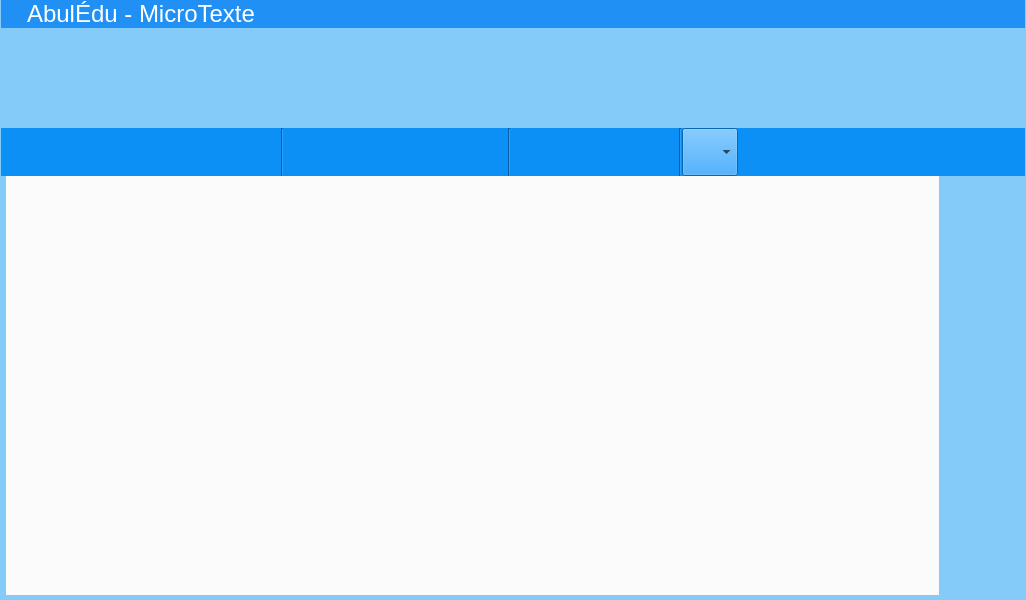
Above: src/mainwindow.ui from Txikilinux/abuledu-microtexte before the change. Below: the same form after it.
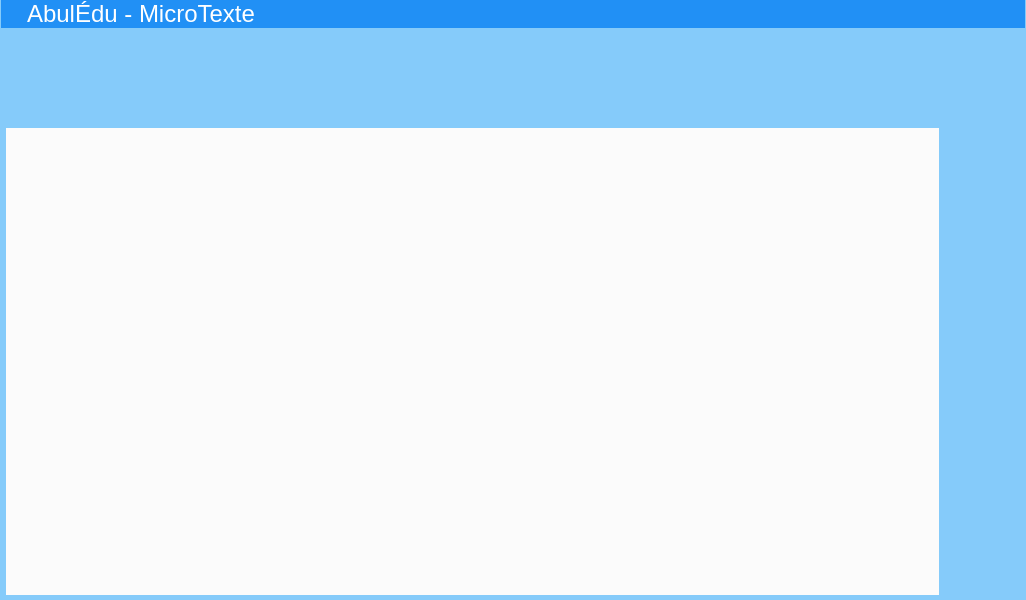
That is the form after the change. Icons and pictures are not drawn. Custom widgets are drawn as their Qt base class.

Commit message: Nettoyage de code datant du temps où mini-texte et micro-texte étaient le meme projet

What changed in the file:
```diff
--- a/src/mainwindow.ui
+++ b/src/mainwindow.ui
@@ -47,7 +47,7 @@
     <property name="spacing">
      <number>0</number>
     </property>
-    <item row="4" column="0">
+    <item row="3" column="0">
      <widget class="QStackedWidget" name="stackedWidget">
       <property name="currentIndex">
        <number>0</number>
@@ -75,567 +75,7 @@
         <property name="spacing">
          <number>0</number>
         </property>
-        <item row="0" column="0" colspan="3">
-         <widget class="QFrame" name="frmFormat">
-          <property name="minimumSize">
-           <size>
-            <width>0</width>
-            <height>48</height>
-           </size>
-          </property>
-          <property name="maximumSize">
-           <size>
-            <width>16777215</width>
-            <height>48</height>
-           </size>
-          </property>
-          <property name="styleSheet">
-           <string notr="true">background-color:#0D90F6</string>
-          </property>
-          <property name="frameShape">
-           <enum>QFrame::NoFrame</enum>
-          </property>
-          <property name="frameShadow">
-           <enum>QFrame::Raised</enum>
-          </property>
-          <layout class="QHBoxLayout" name="horizontalLayout_3">
-           <property name="spacing">
-            <number>0</number>
-           </property>
-           <property name="leftMargin">
-            <number>0</number>
-           </property>
-           <property name="topMargin">
-            <number>0</number>
-           </property>
-           <property name="rightMargin">
-            <number>0</number>
-           </property>
-           <property name="bottomMargin">
-            <number>0</number>
-           </property>
-           <item>
-            <widget class="QToolButton" name="btn_bold">
-             <property name="focusPolicy">
-              <enum>Qt::NoFocus</enum>
-             </property>
-             <property name="text">
-              <string notr="true"/>
-             </property>
-             <property name="icon">
-              <iconset resource="resources.qrc">
-               <normaloff>:/abuledutextev1/format/bold</normaloff>:/abuledutextev1/format/bold</iconset>
-             </property>
-             <property name="iconSize">
-              <size>
-               <width>48</width>
-               <height>48</height>
-              </size>
-             </property>
-             <property name="checkable">
-              <bool>true</bool>
-             </property>
-             <property name="autoRaise">
-              <bool>true</bool>
-             </property>
-            </widget>
-           </item>
-           <item>
-            <widget class="QToolButton" name="btn_italic">
-             <property name="focusPolicy">
-              <enum>Qt::NoFocus</enum>
-             </property>
-             <property name="text">
-              <string notr="true"/>
-             </property>
-             <property name="icon">
-              <iconset resource="resources.qrc">
-               <normaloff>:/abuledutextev1/format/italic</normaloff>:/abuledutextev1/format/italic</iconset>
-             </property>
-             <property name="iconSize">
-              <size>
-               <width>48</width>
-               <height>48</height>
-              </size>
-             </property>
-             <property name="checkable">
-              <bool>true</bool>
-             </property>
-             <property name="autoRaise">
-              <bool>true</bool>
-             </property>
-            </widget>
-           </item>
-           <item>
-            <widget class="QToolButton" name="btn_underlined">
-             <property name="focusPolicy">
-              <enum>Qt::NoFocus</enum>
-             </property>
-             <property name="text">
-              <string notr="true"/>
-             </property>
-             <property name="icon">
-              <iconset resource="resources.qrc">
-               <normaloff>:/abuledutextev1/format/underlined</normaloff>:/abuledutextev1/format/underlined</iconset>
-             </property>
-             <property name="iconSize">
-              <size>
-               <width>48</width>
-               <height>48</height>
-              </size>
-             </property>
-             <property name="checkable">
-              <bool>true</bool>
-             </property>
-             <property name="autoRaise">
-              <bool>true</bool>
-             </property>
-            </widget>
-           </item>
-           <item>
-            <widget class="QToolButton" name="btn_decrease">
-             <property name="focusPolicy">
-              <enum>Qt::NoFocus</enum>
-             </property>
-             <property name="text">
-              <string notr="true"/>
-             </property>
-             <property name="icon">
-              <iconset resource="resources.qrc">
-               <normaloff>:/abuledutextev1/format/decrease</normaloff>:/abuledutextev1/format/decrease</iconset>
-             </property>
-             <property name="iconSize">
-              <size>
-               <width>48</width>
-               <height>48</height>
-              </size>
-             </property>
-             <property name="checkable">
-              <bool>false</bool>
-             </property>
-             <property name="autoRaise">
-              <bool>true</bool>
-             </property>
-            </widget>
-           </item>
-           <item>
-            <widget class="QToolButton" name="btn_increase">
-             <property name="focusPolicy">
-              <enum>Qt::NoFocus</enum>
-             </property>
-             <property name="text">
-              <string notr="true"/>
-             </property>
-             <property name="icon">
-              <iconset resource="resources.qrc">
-               <normaloff>:/abuledutextev1/format/increase</normaloff>:/abuledutextev1/format/increase</iconset>
-             </property>
-             <property name="iconSize">
-              <size>
-               <width>48</width>
-               <height>48</height>
-              </size>
-             </property>
-             <property name="checkable">
-              <bool>false</bool>
-             </property>
-             <property name="autoRaise">
-              <bool>true</bool>
-             </property>
-            </widget>
-           </item>
-           <item>
-            <widget class="Line" name="line">
-             <property name="minimumSize">
-              <size>
-               <width>0</width>
-               <height>0</height>
-              </size>
-             </property>
-             <property name="styleSheet">
-              <string notr="true">color: rgb(255, 255, 255);</string>
-             </property>
-             <property name="orientation">
-              <enum>Qt::Vertical</enum>
-             </property>
-            </widget>
-           </item>
-           <item>
-            <widget class="QFrame" name="frameAlignement">
-             <property name="frameShape">
-              <enum>QFrame::NoFrame</enum>
-             </property>
-             <property name="frameShadow">
-              <enum>QFrame::Plain</enum>
-             </property>
-             <layout class="QHBoxLayout" name="horizontalLayout_2">
-              <property name="spacing">
-               <number>0</number>
-              </property>
-              <property name="leftMargin">
-               <number>0</number>
-              </property>
-              <property name="topMargin">
-               <number>0</number>
-              </property>
-              <property name="rightMargin">
-               <number>0</number>
-              </property>
-              <property name="bottomMargin">
-               <number>0</number>
-              </property>
-              <item>
-               <widget class="QToolButton" name="btn_leftText">
-                <property name="focusPolicy">
-                 <enum>Qt::NoFocus</enum>
-                </property>
-                <property name="text">
-                 <string notr="true"/>
-                </property>
-                <property name="icon">
-                 <iconset resource="resources.qrc">
-                  <normaloff>:/abuledutextev1/format/left</normaloff>:/abuledutextev1/format/left</iconset>
-                </property>
-                <property name="iconSize">
-                 <size>
-                  <width>48</width>
-                  <height>48</height>
-                 </size>
-                </property>
-                <property name="checkable">
-                 <bool>true</bool>
-                </property>
-                <property name="autoExclusive">
-                 <bool>true</bool>
-                </property>
-                <property name="autoRaise">
-                 <bool>true</bool>
-                </property>
-               </widget>
-              </item>
-              <item>
-               <widget class="QToolButton" name="btn_centerText">
-                <property name="focusPolicy">
-                 <enum>Qt::NoFocus</enum>
-                </property>
-                <property name="text">
-                 <string notr="true"/>
-                </property>
-                <property name="icon">
-                 <iconset resource="resources.qrc">
-                  <normaloff>:/abuledutextev1/format/center</normaloff>:/abuledutextev1/format/center</iconset>
-                </property>
-                <property name="iconSize">
-                 <size>
-                  <width>48</width>
-                  <height>48</height>
-                 </size>
-                </property>
-                <property name="checkable">
-                 <bool>true</bool>
-                </property>
-                <property name="autoExclusive">
-                 <bool>true</bool>
-                </property>
-                <property name="autoRaise">
-                 <bool>true</bool>
-                </property>
-               </widget>
-              </item>
-              <item>
-               <widget class="QToolButton" name="btn_rightText">
-                <property name="focusPolicy">
-                 <enum>Qt::NoFocus</enum>
-                </property>
-                <property name="text">
-                 <string notr="true"/>
-                </property>
-                <property name="icon">
-                 <iconset resource="resources.qrc">
-                  <normaloff>:/abuledutextev1/format/right</normaloff>:/abuledutextev1/format/right</iconset>
-                </property>
-                <property name="iconSize">
-                 <size>
-                  <width>48</width>
-                  <height>48</height>
-                 </size>
-                </property>
-                <property name="checkable">
-                 <bool>true</bool>
-                </property>
-                <property name="autoExclusive">
-                 <bool>true</bool>
-                </property>
-                <property name="autoRaise">
-                 <bool>true</bool>
-                </property>
-               </widget>
-              </item>
-              <item>
-               <widget class="QToolButton" name="btn_justifyText">
-                <property name="focusPolicy">
-                 <enum>Qt::NoFocus</enum>
-                </property>
-                <property name="text">
-                 <string notr="true"/>
-                </property>
-                <property name="icon">
-                 <iconset resource="resources.qrc">
-                  <normaloff>:/abuledutextev1/format/justify</normaloff>:/abuledutextev1/format/justify</iconset>
-                </property>
-                <property name="iconSize">
-                 <size>
-                  <width>48</width>
-                  <height>48</height>
-                 </size>
-                </property>
-                <property name="checkable">
-                 <bool>true</bool>
-                </property>
-                <property name="autoExclusive">
-                 <bool>true</bool>
-                </property>
-                <property name="autoRaise">
-                 <bool>true</bool>
-                </property>
-               </widget>
-              </item>
-             </layout>
-            </widget>
-           </item>
-           <item>
-            <widget class="Line" name="line_2">
-             <property name="minimumSize">
-              <size>
-               <width>0</width>
-               <height>0</height>
-              </size>
-             </property>
-             <property name="styleSheet">
-              <string notr="true">color: rgb(255, 255, 255);</string>
-             </property>
-             <property name="orientation">
-              <enum>Qt::Vertical</enum>
-             </property>
-            </widget>
-           </item>
-           <item>
-            <widget class="QFrame" name="frameFont">
-             <property name="frameShape">
-              <enum>QFrame::NoFrame</enum>
-             </property>
-             <property name="frameShadow">
-              <enum>QFrame::Plain</enum>
-             </property>
-             <layout class="QHBoxLayout" name="horizontalLayout">
-              <property name="spacing">
-               <number>0</number>
-              </property>
-              <property name="leftMargin">
-               <number>0</number>
-              </property>
-              <property name="topMargin">
-               <number>0</number>
-              </property>
-              <property name="rightMargin">
-               <number>0</number>
-              </property>
-              <property name="bottomMargin">
-               <number>0</number>
-              </property>
-              <item>
-               <widget class="QToolButton" name="btn_andika">
-                <property name="focusPolicy">
-                 <enum>Qt::NoFocus</enum>
-                </property>
-                <property name="text">
-                 <string notr="true"/>
-                </property>
-                <property name="icon">
-                 <iconset resource="resources.qrc">
-                  <normaloff>:/abuledutextev1/format/fontAndika</normaloff>:/abuledutextev1/format/fontAndika</iconset>
-                </property>
-                <property name="iconSize">
-                 <size>
-                  <width>48</width>
-                  <height>48</height>
-                 </size>
-                </property>
-                <property name="checkable">
-                 <bool>true</bool>
-                </property>
-                <property name="autoExclusive">
-                 <bool>true</bool>
-                </property>
-                <property name="autoRaise">
-                 <bool>true</bool>
-                </property>
-               </widget>
-              </item>
-              <item>
-               <widget class="QToolButton" name="btn_seyes">
-                <property name="focusPolicy">
-                 <enum>Qt::NoFocus</enum>
-                </property>
-                <property name="text">
-                 <string notr="true"/>
-                </property>
-                <property name="icon">
-                 <iconset resource="resources.qrc">
-                  <normaloff>:/abuledutextev1/format/fontSeyes</normaloff>:/abuledutextev1/format/fontSeyes</iconset>
-                </property>
-                <property name="iconSize">
-                 <size>
-                  <width>48</width>
-                  <height>48</height>
-                 </size>
-                </property>
-                <property name="checkable">
-                 <bool>true</bool>
-                </property>
-                <property name="autoExclusive">
-                 <bool>true</bool>
-                </property>
-                <property name="autoRaise">
-                 <bool>true</bool>
-                </property>
-               </widget>
-              </item>
-              <item>
-               <widget class="QToolButton" name="btn_plume">
-                <property name="focusPolicy">
-                 <enum>Qt::NoFocus</enum>
-                </property>
-                <property name="text">
-                 <string notr="true"/>
-                </property>
-                <property name="icon">
-                 <iconset resource="resources.qrc">
-                  <normaloff>:/abuledutextev1/format/fontCursive</normaloff>:/abuledutextev1/format/fontCursive</iconset>
-                </property>
-                <property name="iconSize">
-                 <size>
-                  <width>48</width>
-                  <height>48</height>
-                 </size>
-                </property>
-                <property name="checkable">
-                 <bool>true</bool>
-                </property>
-                <property name="autoExclusive">
-                 <bool>true</bool>
-                </property>
-                <property name="autoRaise">
-                 <bool>true</bool>
-                </property>
-               </widget>
-              </item>
-             </layout>
-            </widget>
-           </item>
-           <item>
-            <widget class="Line" name="line_3">
-             <property name="orientation">
-              <enum>Qt::Vertical</enum>
-             </property>
-            </widget>
-           </item>
-           <item>
-            <widget class="QComboBox" name="cb_colorChooser">
-             <property name="sizePolicy">
-              <sizepolicy hsizetype="Fixed" vsizetype="Fixed">
-               <horstretch>0</horstretch>
-               <verstretch>0</verstretch>
-              </sizepolicy>
-             </property>
-             <property name="minimumSize">
-              <size>
-               <width>0</width>
-               <height>0</height>
-              </size>
-             </property>
-             <property name="maximumSize">
-              <size>
-               <width>56</width>
-               <height>48</height>
-              </size>
-             </property>
-             <property name="focusPolicy">
-              <enum>Qt::NoFocus</enum>
-             </property>
-             <property name="sizeAdjustPolicy">
-              <enum>QComboBox::AdjustToMinimumContentsLengthWithIcon</enum>
-             </property>
-             <property name="minimumContentsLength">
-              <number>16</number>
-             </property>
-             <property name="iconSize">
-              <size>
-               <width>48</width>
-               <height>48</height>
-              </size>
-             </property>
-            </widget>
-           </item>
-           <item>
-            <widget class="QToolButton" name="btn_data">
-             <property name="focusPolicy">
-              <enum>Qt::NoFocus</enum>
-             </property>
-             <property name="text">
-              <string notr="true"/>
-             </property>
-             <property name="icon">
-              <iconset resource="resources.qrc">
-               <normaloff>:/abuledutextev1/buttons/data</normaloff>:/abuledutextev1/buttons/data</iconset>
-             </property>
-             <property name="iconSize">
-              <size>
-               <width>48</width>
-               <height>48</height>
-              </size>
-             </property>
-             <property name="checkable">
-              <bool>false</bool>
-             </property>
-             <property name="autoExclusive">
-              <bool>false</bool>
-             </property>
-             <property name="autoRaise">
-              <bool>true</bool>
-             </property>
-            </widget>
-           </item>
-           <item>
-            <spacer name="horizontalSpacer">
-             <property name="orientation">
-              <enum>Qt::Horizontal</enum>
-             </property>
-             <property name="sizeHint" stdset="0">
-              <size>
-               <width>40</width>
-               <height>20</height>
-              </size>
-             </property>
-            </spacer>
-           </item>
-          </layout>
-          <zorder>btn_bold</zorder>
-          <zorder>btn_italic</zorder>
-          <zorder>btn_underlined</zorder>
-          <zorder>btn_decrease</zorder>
-          <zorder>btn_increase</zorder>
-          <zorder>line</zorder>
-          <zorder>line_2</zorder>
-          <zorder>frameFont</zorder>
-          <zorder>frameAlignement</zorder>
-          <zorder>line_3</zorder>
-          <zorder>btn_data</zorder>
-          <zorder>horizontalSpacer</zorder>
-          <zorder>cb_colorChooser</zorder>
-         </widget>
-        </item>
-        <item row="1" column="0">
+        <item row="0" column="0">
          <spacer name="horizontalSpacer_2">
           <property name="orientation">
            <enum>Qt::Horizontal</enum>
@@ -651,7 +91,7 @@
           </property>
          </spacer>
         </item>
-        <item row="1" column="1" rowspan="2">
+        <item row="0" column="1" rowspan="2">
          <layout class="QHBoxLayout" name="horizontalLayout_4">
           <item>
            <widget class="QTextEdit" name="teZoneTexte">
@@ -687,7 +127,7 @@
              <set>QTextEdit::AutoNone</set>
             </property>
             <property name="html">
-             <string>&lt;!DOCTYPE HTML PUBLIC &quot;-//W3C//DTD HTML 4.0//EN&quot; &quot;http://www.w3.org/TR/REC-html40/strict.dtd&quot;&gt;
+             <string notr="true">&lt;!DOCTYPE HTML PUBLIC &quot;-//W3C//DTD HTML 4.0//EN&quot; &quot;http://www.w3.org/TR/REC-html40/strict.dtd&quot;&gt;
 &lt;html&gt;&lt;head&gt;&lt;meta name=&quot;qrichtext&quot; content=&quot;1&quot; /&gt;&lt;style type=&quot;text/css&quot;&gt;
 p, li { white-space: pre-wrap; }
 &lt;/style&gt;&lt;/head&gt;&lt;body style=&quot; font-family:'Andika'; font-size:30pt; font-weight:400; font-style:normal;&quot;&gt;
@@ -716,7 +156,7 @@
           </item>
          </layout>
         </item>
-        <item row="2" column="2">
+        <item row="1" column="2">
          <spacer name="horizontalSpacer_3">
           <property name="orientation">
            <enum>Qt::Horizontal</enum>
@@ -803,25 +243,6 @@
       <widget class="AbulEduAproposV1" name="pageAbout"/>
      </widget>
     </item>
-    <item row="2" column="0">
-     <widget class="AbulEduMenuFeuilleV1" name="frmMenuFeuille">
-      <property name="maximumSize">
-       <size>
-        <width>16777215</width>
-        <height>48</height>
-       </size>
-      </property>
-      <property name="styleSheet">
-       <string notr="true">background-color:#0D90F6</string>
-      </property>
-      <property name="frameShape">
-       <enum>QFrame::NoFrame</enum>
-      </property>
-      <property name="frameShadow">
-       <enum>QFrame::Raised</enum>
-      </property>
-     </widget>
-    </item>
     <item row="1" column="0">
      <widget class="QFrame" name="frTopMicroTexte">
       <property name="minimumSize">
@@ -912,7 +333,7 @@
           <string/>
          </property>
          <property name="whatsThis">
-          <string>new</string>
+          <string notr="true">new</string>
          </property>
          <property name="styleSheet">
           <string notr="true">image: url(:/abuledutextev1/buttons/new); 
@@ -950,7 +371,7 @@
           <string/>
          </property>
          <property name="whatsThis">
-          <string>open</string>
+          <string notr="true">open</string>
          </property>
          <property name="styleSheet">
           <string notr="true">image: url(:/abuledutextev1/buttons/open);</string>
@@ -981,7 +402,7 @@
           <string/>
          </property>
          <property name="whatsThis">
-          <string>save</string>
+          <string notr="true">save</string>
          </property>
          <property name="styleSheet">
           <string notr="true">image: url(:/abuledutextev1/buttons/save);
@@ -1013,7 +434,7 @@
           <string/>
          </property>
          <property name="whatsThis">
-          <string>new</string>
+          <string notr="true">new</string>
          </property>
          <property name="styleSheet">
           <string notr="true">image: url(:/abuledutextev1/buttons/capitale);
@@ -1051,7 +472,7 @@
           <string/>
          </property>
          <property name="whatsThis">
-          <string>new</string>
+          <string notr="true">new</string>
          </property>
          <property name="styleSheet">
           <string notr="true">image: url(:/abuledutextev1/buttons/mini);
@@ -1089,7 +510,7 @@
           <string/>
          </property>
          <property name="whatsThis">
-          <string/>
+          <string notr="true"/>
          </property>
          <property name="styleSheet">
           <string notr="true">image: url(:/abuledutextev1/buttons/manuscrit);
@@ -1127,7 +548,7 @@
           <enum>Qt::NoFocus</enum>
          </property>
          <property name="whatsThis">
-          <string>print</string>
+          <string notr="true">print</string>
          </property>
          <property name="styleSheet">
           <string notr="true">image: url(:/abuledutextev1/buttons/decrease);
@@ -1156,7 +577,7 @@
           <enum>Qt::NoFocus</enum>
          </property>
          <property name="whatsThis">
-          <string>print</string>
+          <string notr="true">print</string>
          </property>
          <property name="styleSheet">
           <string notr="true">image: url(:/abuledutextev1/buttons/increase);
@@ -1185,7 +606,7 @@
           <enum>Qt::NoFocus</enum>
          </property>
          <property name="whatsThis">
-          <string>print</string>
+          <string notr="true">print</string>
          </property>
          <property name="styleSheet">
           <string notr="true">image: url(:/abuledutextev1/buttons/print);
@@ -1214,7 +635,7 @@
           <enum>Qt::NoFocus</enum>
          </property>
          <property name="whatsThis">
-          <string>help</string>
+          <string notr="true">help</string>
          </property>
          <property name="styleSheet">
           <string notr="true">image: url(:/abuledutextev1/buttons/help);
@@ -1246,7 +667,7 @@
           <string/>
          </property>
          <property name="whatsThis">
-          <string>quit</string>
+          <string notr="true">quit</string>
          </property>
          <property name="styleSheet">
           <string notr="true">image: url(:/abuledutextev1/buttons/quit);
@@ -1312,12 +733,6 @@
    <header>abuledumediathequegetv1.h</header>
    <container>1</container>
   </customwidget>
-  <customwidget>
-   <class>AbulEduMenuFeuilleV1</class>
-   <extends>QFrame</extends>
-   <header>abuledumenufeuillev1.h</header>
-   <container>1</container>
-  </customwidget>
   <customwidget>
    <class>AbulEduAproposV1</class>
    <extends>QWidget</extends>
```
Left out of the diff: 4 changed lines with no effect on the pictures. The commit also changes 2 other files.
